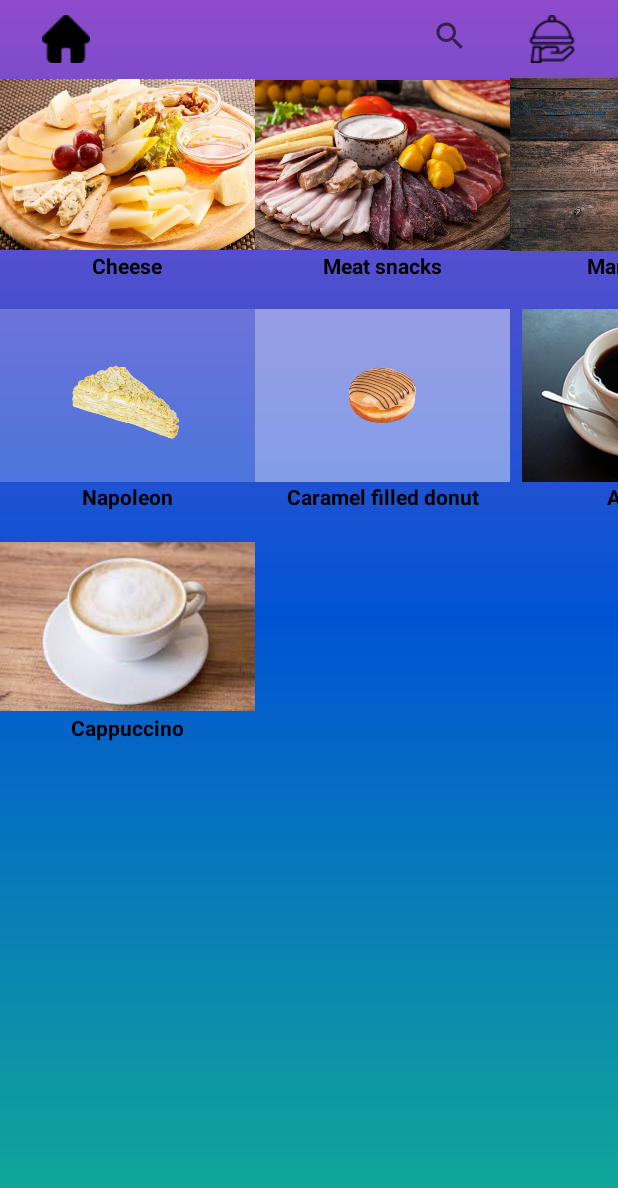
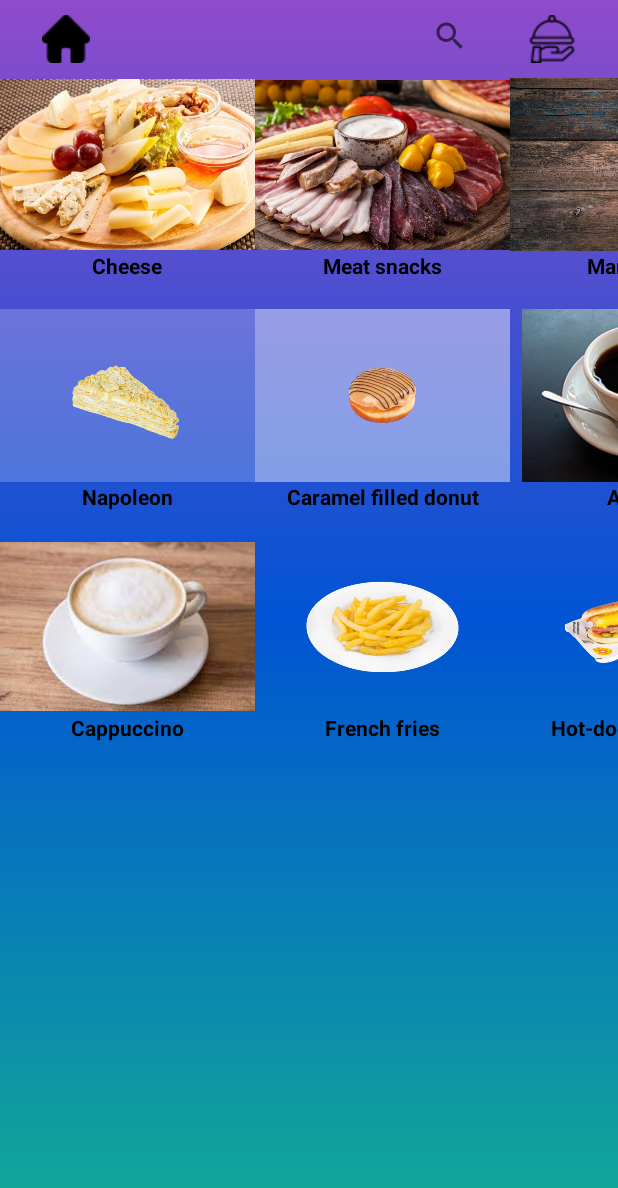
Before and after one commit to Yurik-Minasyan/Nyam_Nyam, an Android app: the Cart screen opened directly, with no data from a screen before it, on a phone screen of 412 x 824 dp. Shown: the top 1188 px of the screen. Run offline under Robolectric (Android 15) with nearby library versions, the phone set to English and light mode, and no system bars; 12 statements that could not run were skipped.

```diff
--- a/app/src/main/java/com/example/nyam_nyam/Cart.java
+++ b/app/src/main/java/com/example/nyam_nyam/Cart.java
@@ -28,6 +28,9 @@ public class Cart extends AppCompatActivity {
     LinearLayout arabia;
     LinearLayout cappuchino;
     LinearLayout latte;
+    LinearLayout french;
+    LinearLayout hot_dog;
+    LinearLayout burger;
     ListView lw;
     ArrayList<String> array;
     ArrayAdapter<String> adapter;
@@ -40,6 +43,9 @@ public class Cart extends AppCompatActivity {
     int arabia_n;
     int cappuchino_n;
     int latte_n;
+    int french_n;
+    int hot_dog_n;
+    int burger_n;
     TextView meat_p;
     TextView cheese_p;
     TextView marinade_p;
@@ -49,6 +55,9 @@ public class Cart extends AppCompatActivity {
     TextView arabia_p;
     TextView cappuchino_p;
     TextView latte_p;
+    TextView french_p;
+    TextView hot_dog_p;
+    TextView burger_p;
     @SuppressLint("MissingInflatedId")
     @Override
     protected void onCreate(Bundle savedInstanceState) {
@@ -64,6 +73,9 @@ public class Cart extends AppCompatActivity {
         arabia = findViewById(R.id.arabia);
         cappuchino = findViewById(R.id.cappuchino_c);
         latte = findViewById(R.id.latte);
+        french = findViewById(R.id.french_f);
+        hot_dog = findViewById(R.id.hot_dog_ca);
+        burger = findViewById(R.id.burger);
         sw = findViewById(R.id.search);
         lw = findViewById(R.id.list);
         lw.setVisibility(View.GONE);
@@ -75,7 +87,10 @@ public class Cart extends AppCompatActivity {
         donat_p = findViewById(R.id.donat_pr);
         arabia_p = findViewById(R.id.arabia_pr);
         latte_p = findViewById(R.id.latte_pr);
+        french_p = findViewById(R.id.french_pr);
         cappuchino_p = findViewById(R.id.cappuchino_pr);
+        hot_dog_p = findViewById(R.id.hot_dog_pr);
+        burger_p = findViewById(R.id.burger_pr);
         array = new ArrayList<>();
         array.add("Մսային նախուտեստներ");//0
         array.add("Պանրի տեսականի");//1
@@ -191,6 +206,9 @@ public class Cart extends AppCompatActivity {
         arabia_n = Integer.parseInt(food_nubers.getArab());
         cappuchino_n = Integer.parseInt(food_nubers.getCappuccino());
         latte_n = Integer.parseInt(food_nubers.getLatte());
+        french_n = Integer.parseInt(food_nubers.getFrench());
+        hot_dog_n = Integer.parseInt(food_nubers.getHot_dog());
+        burger_n = Integer.parseInt(food_nubers.getBurger());
         if(meat_n > 0){
             meat.setVisibility(View.VISIBLE);
             meat_p.setText(meat_n * 3000 + " amd" );
@@ -227,6 +245,18 @@ public class Cart extends AppCompatActivity {
             latte.setVisibility(View.VISIBLE);
             latte_p.setText(latte_n * 1000 + " amd" );
         }
+        if(french_n > 0){
+            french.setVisibility(View.VISIBLE);
+            french_p.setText(french_n * 550 + " amd" );
+        }
+        if(hot_dog_n > 0){
+            hot_dog.setVisibility(View.VISIBLE);
+            hot_dog_p.setText(hot_dog_n * 800 + " amd" );
+        }
+        if(burger_n > 0){
+            burger.setVisibility(View.VISIBLE);
+            burger_p.setText(burger_n * 1200 + " amd" );
+        }
     }
     public void home_c(View view){
         Intent i = new Intent(Cart.this, Main_Menu.class);
--- a/app/src/main/res/layout/activity_cart.xml
+++ b/app/src/main/res/layout/activity_cart.xml
@@ -327,7 +327,8 @@
         android:layout_width="wrap_content"
         android:layout_height="wrap_content"
         android:orientation="vertical"
-        app:layout_constraintTop_toBottomOf="@+id/napoleon_lay">
+        app:layout_constraintTop_toBottomOf="@+id/napoleon_lay"
+        tools:ignore="MissingConstraints">
 
         <ImageView
             android:id="@+id/cap_i"
@@ -390,4 +391,112 @@
             android:textStyle="bold" />
     </LinearLayout>
 
+    <LinearLayout
+        android:id="@+id/french_f"
+        android:layout_width="wrap_content"
+        android:layout_height="wrap_content"
+        android:orientation="vertical"
+        app:layout_constraintStart_toEndOf="@+id/cappuchino_c"
+        app:layout_constraintTop_toBottomOf="@+id/donut_lay"
+        tools:ignore="MissingConstraints">
+
+        <ImageView
+            android:id="@+id/french_i"
+            android:layout_width="170dp"
+            android:layout_height="115dp"
+
+            app:srcCompat="@drawable/frechfries" />
+
+        <TextView
+            android:id="@+id/french_t"
+            android:layout_width="170dp"
+            android:layout_height="wrap_content"
+            android:layout_weight="1"
+            android:gravity="center"
+            android:text="@string/french_fries"
+            android:textColor="@color/black"
+            android:textStyle="bold" />
+
+        <TextView
+            android:id="@+id/french_pr"
+            android:layout_width="match_parent"
+            android:layout_height="wrap_content"
+            android:gravity="center"
+            android:text=""
+            android:textAlignment="center"
+            android:textColor="@color/black"
+            android:textStyle="bold" />
+    </LinearLayout>
+
+    <LinearLayout
+        android:id="@+id/hot_dog_ca"
+        android:layout_width="wrap_content"
+        android:layout_height="wrap_content"
+        android:orientation="vertical"
+        app:layout_constraintStart_toEndOf="@+id/french_f"
+        app:layout_constraintTop_toBottomOf="@+id/arabia"
+        tools:ignore="MissingConstraints">
+
+        <ImageView
+            android:id="@+id/hot_dog_i"
+            android:layout_width="170dp"
+            android:layout_height="115dp"
+            app:srcCompat="@drawable/hot_dog" />
+
+        <TextView
+            android:id="@+id/hot_dog_t"
+            android:layout_width="170dp"
+            android:layout_height="wrap_content"
+            android:layout_weight="1"
+            android:gravity="center"
+            android:text="@string/hot_dog_barbeque"
+            android:textColor="@color/black"
+            android:textStyle="bold" />
+
+        <TextView
+            android:id="@+id/hot_dog_pr"
+            android:layout_width="match_parent"
+            android:layout_height="wrap_content"
+            android:gravity="center"
+            android:text=""
+            android:textAlignment="center"
+            android:textColor="@color/black"
+            android:textStyle="bold" />
+    </LinearLayout>
+
+    <LinearLayout
+        android:id="@+id/burger"
+        android:layout_width="wrap_content"
+        android:layout_height="wrap_content"
+        android:orientation="vertical"
+        app:layout_constraintStart_toEndOf="@+id/hot_dog_ca"
+        app:layout_constraintTop_toBottomOf="@+id/latte">
+
+        <ImageView
+            android:id="@+id/burger_i"
+            android:layout_width="170dp"
+            android:layout_height="115dp"
+
+            app:srcCompat="@drawable/sev_tavari_msov" />
+
+        <TextView
+            android:id="@+id/burger_t"
+            android:layout_width="170dp"
+            android:layout_height="wrap_content"
+            android:layout_weight="1"
+            android:gravity="center"
+            android:text="@string/beef_burger"
+            android:textColor="@color/black"
+            android:textStyle="bold" />
+
+        <TextView
+            android:id="@+id/burger_pr"
+            android:layout_width="match_parent"
+            android:layout_height="wrap_content"
+            android:gravity="center"
+            android:text=""
+            android:textAlignment="center"
+            android:textColor="@color/black"
+            android:textStyle="bold" />
+    </LinearLayout>
 </androidx.constraintlayout.widget.ConstraintLayout>
```
